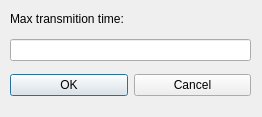
This is AFDX_GUI/ui/TmaxDialog.ui in PavelVdovin/AFDX_Designer as Qt 5 draws it before an edit. The edited form follows.
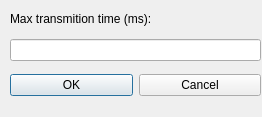
This is the edited form.

What changed in the file:
```diff
--- a/AFDX_GUI/ui/TmaxDialog.ui
+++ b/AFDX_GUI/ui/TmaxDialog.ui
@@ -30,7 +30,7 @@
     <rect>
      <x>10</x>
      <y>5</y>
-     <width>241</width>
+     <width>251</width>
      <height>101</height>
     </rect>
    </property>
@@ -47,7 +47,7 @@
        </sizepolicy>
       </property>
       <property name="text">
-       <string>Max transmition time:</string>
+       <string>Max transmition time (ms):</string>
       </property>
      </widget>
     </item>
```
